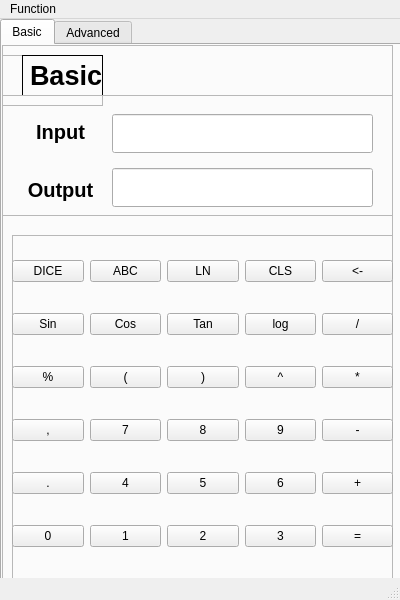
swarfte/PCalculate, file gui.ui: the form before one commit.
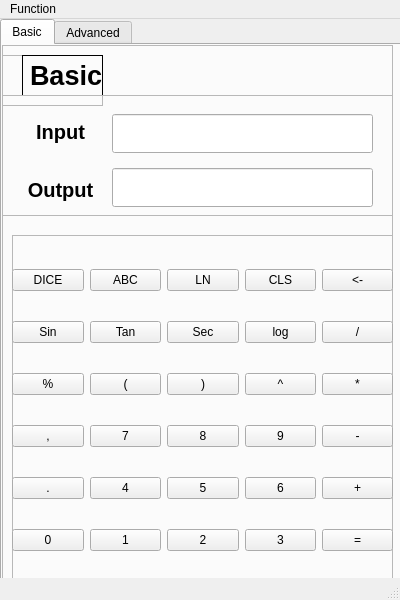
The form after the commit.

```diff
--- a/gui.ui
+++ b/gui.ui
@@ -230,9 +230,9 @@
          <property name="geometry">
           <rect>
            <x>0</x>
-           <y>0</y>
+           <y>10</y>
            <width>381</width>
-           <height>341</height>
+           <height>331</height>
           </rect>
          </property>
          <layout class="QGridLayout" name="setKeyboard">
@@ -425,19 +425,19 @@
            </widget>
           </item>
           <item row="3" column="1">
-           <widget class="QPushButton" name="Cos">
-            <property name="text">
-             <string>Cos</string>
-            </property>
-           </widget>
-          </item>
-          <item row="3" column="2">
-           <widget class="QPushButton" name="Tan">
+           <widget class="QPushButton" name="tan">
             <property name="text">
              <string>Tan</string>
             </property>
            </widget>
           </item>
+          <item row="3" column="2">
+           <widget class="QPushButton" name="sec">
+            <property name="text">
+             <string>Sec</string>
+            </property>
+           </widget>
+          </item>
           <item row="3" column="3">
            <widget class="QPushButton" name="log">
             <property name="text">
```
Left out of the diff: 2 changed lines with no effect on the pictures.
